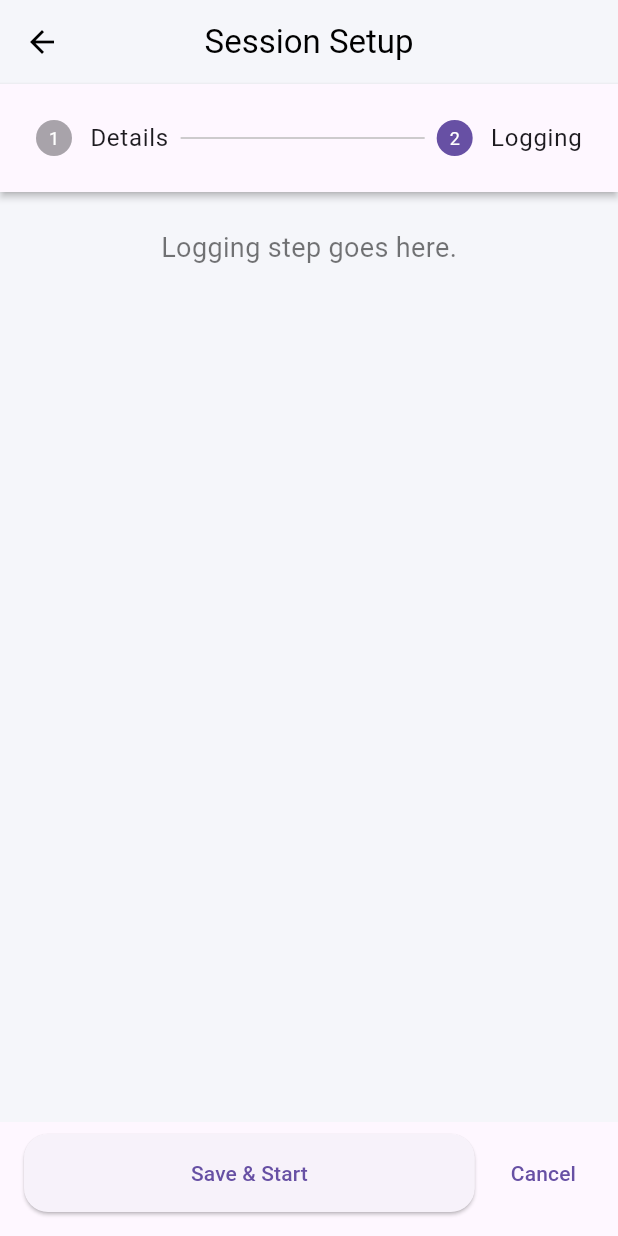
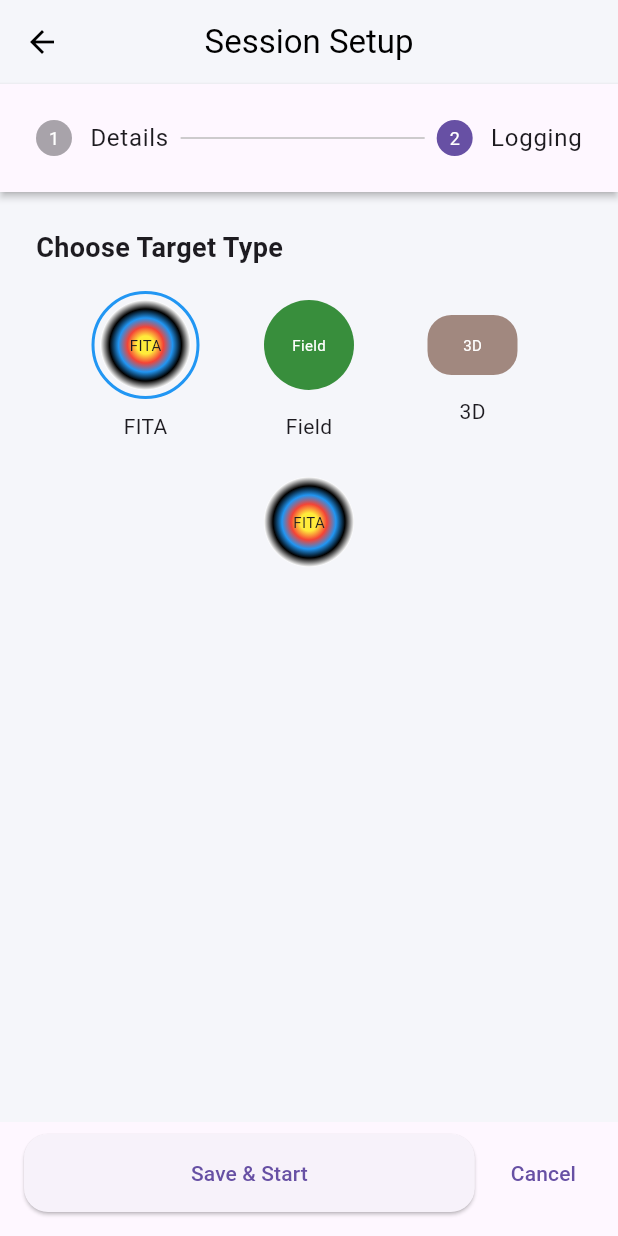
Before and after one commit to abimanyuganang/ArcScope-, a Flutter app: the SessionSetupScreen screen opened directly, after a tap on "Next: Start Logging", on a phone screen of 412 x 824 dp. Run offline on Flutter 3.47's test engine with Material 3 defaults, Android fonts, the phone set to English and light mode, and no system bars; our stand-ins replace cloud_firestore, csv, firebase_auth, firebase_core, fl_chart, fluttertoast and 1 more; accounts and stored records are empty; network calls fail.

Commit message:
flow_clear

```diff
--- a/fyp/lib/screens/session_setup_screen.dart
+++ b/fyp/lib/screens/session_setup_screen.dart
@@ -1,6 +1,6 @@
 import 'package:flutter/material.dart';
-import 'single_mode_screen.dart';
 import '../models/archery_models.dart';
+import 'play_screen.dart';
 
 class SessionSetupScreen extends StatefulWidget {
   const SessionSetupScreen({super.key});
@@ -110,7 +110,7 @@ class _SessionSetupScreenState extends State<SessionSetupScreen> {
                             Navigator.push(
                               context,
                               MaterialPageRoute(
-                                builder: (_) => SingleModeScreen(round: selectedRound),
+                                builder: (_) => PlayScreen(round: selectedRound),
                               ),
                             );
                           }
@@ -290,12 +290,110 @@ class _SessionSetupScreenState extends State<SessionSetupScreen> {
   }
 
   Widget _buildLoggingForm(BuildContext context) {
-    // Placeholder for logging step
-    return Center(
-      child: Text(
-        'Logging step goes here.',
-        style: TextStyle(fontSize: 18, color: Colors.black54),
+    Widget targetWidget;
+    switch (_targetType) {
+      case "FITA":
+        targetWidget = _buildFitaTarget();
+        break;
+      case "Field":
+        targetWidget = _buildFieldTarget();
+        break;
+      case "3D":
+        targetWidget = _build3DTarget();
+        break;
+      default:
+        targetWidget = const SizedBox();
+    }
+
+    return Column(
+      crossAxisAlignment: CrossAxisAlignment.start,
+      children: [
+        const Text(
+          'Choose Target Type',
+          style: TextStyle(fontWeight: FontWeight.bold, fontSize: 18),
+        ),
+        const SizedBox(height: 16),
+        Row(
+          mainAxisAlignment: MainAxisAlignment.spaceEvenly,
+          children: _targetTypes.map((type) {
+            return GestureDetector(
+              onTap: () => setState(() => _targetType = type),
+              child: Column(
+                children: [
+                  Container(
+                    decoration: BoxDecoration(
+                      border: Border.all(
+                        color: _targetType == type ? Colors.blue : Colors.transparent,
+                        width: 2,
+                      ),
+                      shape: BoxShape.circle,
+                    ),
+                    child: Padding(
+                      padding: const EdgeInsets.all(4.0),
+                      child: type == "FITA"
+                          ? _buildFitaTarget()
+                          : type == "Field"
+                              ? _buildFieldTarget()
+                              : _build3DTarget(),
+                    ),
+                  ),
+                  const SizedBox(height: 8),
+                  Text(type),
+                ],
+              ),
+            );
+          }).toList(),
+        ),
+        const SizedBox(height: 24),
+        Center(child: targetWidget),
+        const SizedBox(height: 24),
+      ],
+    );
+  }
+
+  // Add these widgets to session_setup_screen.dart
+  Widget _buildFitaTarget() {
+    return Container(
+      width: 60,
+      height: 60,
+      decoration: BoxDecoration(
+        shape: BoxShape.circle,
+        gradient: RadialGradient(
+          colors: [
+            Colors.yellow,
+            Colors.red,
+            Colors.blue,
+            Colors.black,
+            Colors.white,
+          ],
+          stops: [0.2, 0.4, 0.6, 0.8, 1.0],
+        ),
       ),
+      child: const Center(child: Text('FITA', style: TextStyle(fontSize: 10))),
+    );
+  }
+
+  Widget _buildFieldTarget() {
+    return Container(
+      width: 60,
+      height: 60,
+      decoration: BoxDecoration(
+        shape: BoxShape.circle,
+        color: Colors.green[700],
+      ),
+      child: const Center(child: Text('Field', style: TextStyle(fontSize: 10, color: Colors.white))),
+    );
+  }
+
+  Widget _build3DTarget() {
+    return Container(
+      width: 60,
+      height: 40,
+      decoration: BoxDecoration(
+        color: Colors.brown[300],
+        borderRadius: BorderRadius.circular(16),
+      ),
+      child: const Center(child: Text('3D', style: TextStyle(fontSize: 10, color: Colors.white))),
     );
   }
 }
```
Also changed, not shown: fyp/lib/screens/home_screen.dart (+7 -1 lines), fyp/lib/screens/single_mode_screen.dart (deleted, +0 -98 lines).
